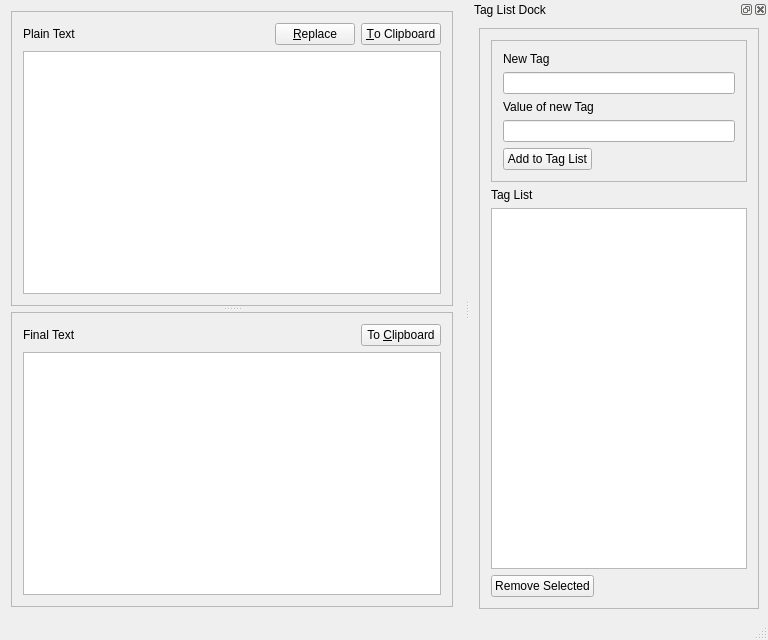
First picture: the form in qt5/Replacer/mainwindow.ui, repository Ernesuma/replacer, before the edit.
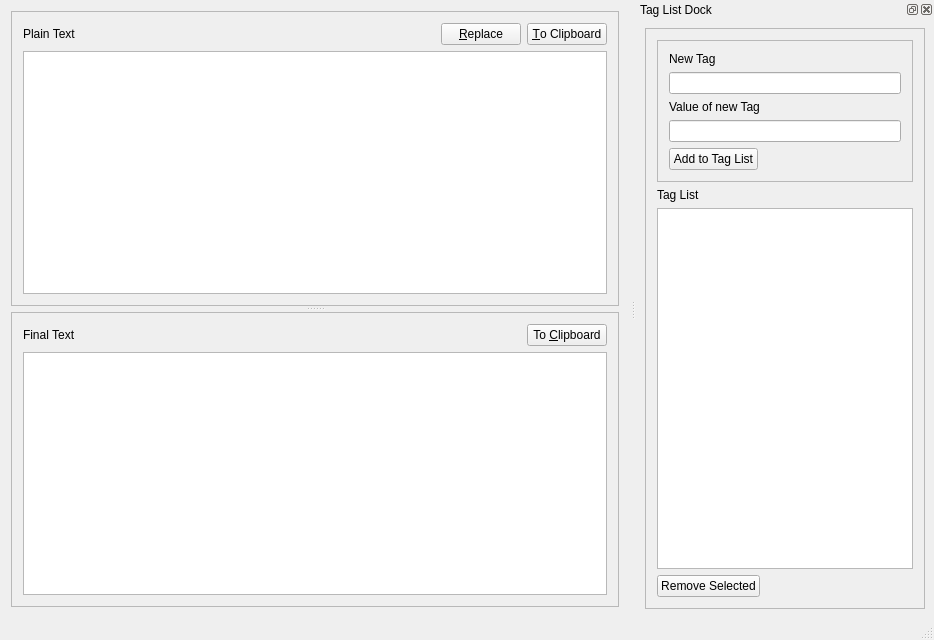
Second picture: the form after the edit.

Commit message: made window default width bigger

Diff of the .ui file:
```diff
--- a/qt5/Replacer/mainwindow.ui
+++ b/qt5/Replacer/mainwindow.ui
@@ -6,7 +6,7 @@
    <rect>
     <x>0</x>
     <y>0</y>
-    <width>768</width>
+    <width>934</width>
     <height>640</height>
    </rect>
   </property>
```
Left out of the diff: 2 changed lines with no effect on the pictures.
